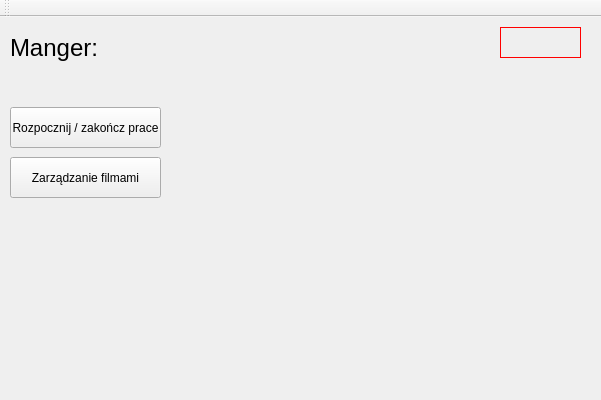
This is AdminPage.ui in JustKoshi/QTCinemaProject as Qt 5 draws it before an edit. The edited form follows.
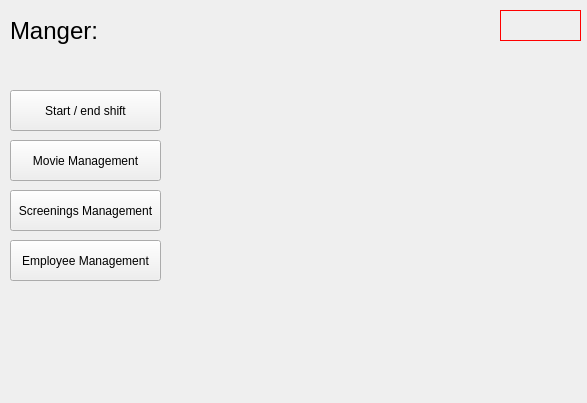
This is the edited form.

Patch:
```diff
--- a/AdminPage.ui
+++ b/AdminPage.ui
@@ -6,13 +6,18 @@
    <rect>
     <x>0</x>
     <y>0</y>
-    <width>601</width>
-    <height>400</height>
+    <width>587</width>
+    <height>403</height>
    </rect>
   </property>
   <property name="windowTitle">
    <string>AdminPage</string>
   </property>
+  <property name="styleSheet">
+   <string notr="true">#AdminPageClass{
+	background-image: none;
+}</string>
+  </property>
   <widget class="QWidget" name="centralWidget">
    <widget class="QLabel" name="label_name">
     <property name="geometry">
@@ -65,7 +70,7 @@
      </font>
     </property>
     <property name="text">
-     <string>Rozpocznij / zakończ prace</string>
+     <string>Start / end shift</string>
     </property>
    </widget>
    <widget class="QPushButton" name="pushButton_movieManager">
@@ -83,17 +88,45 @@
      </font>
     </property>
     <property name="text">
-     <string>Zarządzanie filmami</string>
+     <string>Movie Management</string>
     </property>
    </widget>
-  </widget>
-  <widget class="QToolBar" name="mainToolBar">
-   <attribute name="toolBarArea">
-    <enum>TopToolBarArea</enum>
-   </attribute>
-   <attribute name="toolBarBreak">
-    <bool>false</bool>
-   </attribute>
+   <widget class="QPushButton" name="pushButton_employee_manager">
+    <property name="geometry">
+     <rect>
+      <x>10</x>
+      <y>240</y>
+      <width>151</width>
+      <height>41</height>
+     </rect>
+    </property>
+    <property name="font">
+     <font>
+      <pointsize>9</pointsize>
+     </font>
+    </property>
+    <property name="text">
+     <string>Employee Management</string>
+    </property>
+   </widget>
+   <widget class="QPushButton" name="pushButton_screeningManager">
+    <property name="geometry">
+     <rect>
+      <x>10</x>
+      <y>190</y>
+      <width>151</width>
+      <height>41</height>
+     </rect>
+    </property>
+    <property name="font">
+     <font>
+      <pointsize>9</pointsize>
+     </font>
+    </property>
+    <property name="text">
+     <string>Screenings Management</string>
+    </property>
+   </widget>
   </widget>
  </widget>
  <layoutdefault spacing="6" margin="11"/>
```
